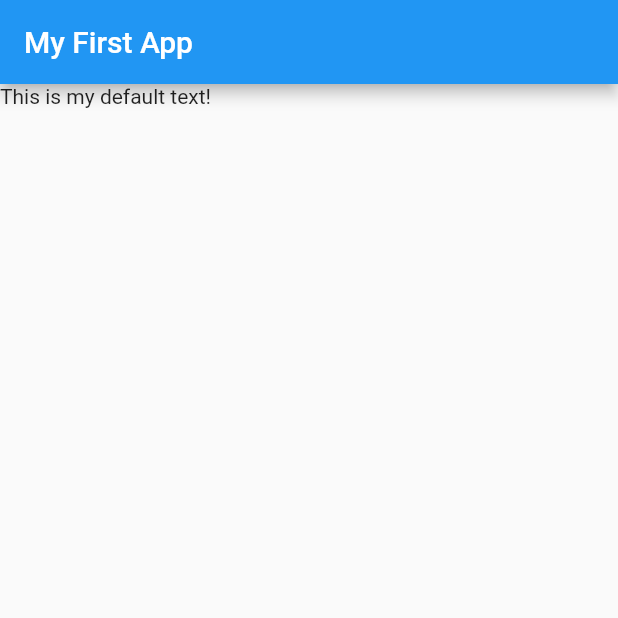
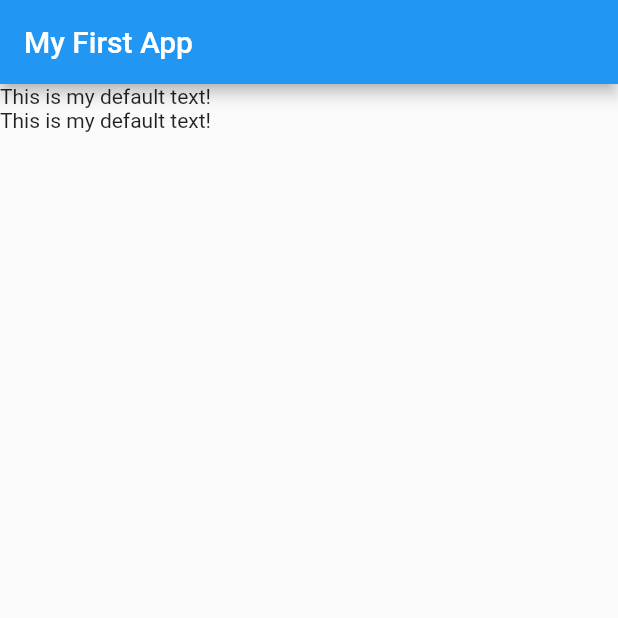
Before and after one commit to Boleto/quizz_flutter, a Flutter app: the screen it shows after launch, on a phone screen of 412 x 824 dp, the top half of it. Run offline on Flutter 3.47's test engine with Material 2 defaults, Android fonts, the phone set to English and light mode, and no system bars.

Commit message:
Add a column to show more than 1 widget on the body of the Scaffold

```diff
--- a/lib/main.dart
+++ b/lib/main.dart
@@ -10,7 +10,12 @@ class MyApp extends StatelessWidget {
         appBar: AppBar(
           title: Text('My First App'),
         ),
-        body: Text('This is my default text!'),
+        body: Column(
+          children: [
+            Text('This is my default text!'),
+            Text('This is my default text!'),
+          ],
+        ),
       ),
     );
   }
```
